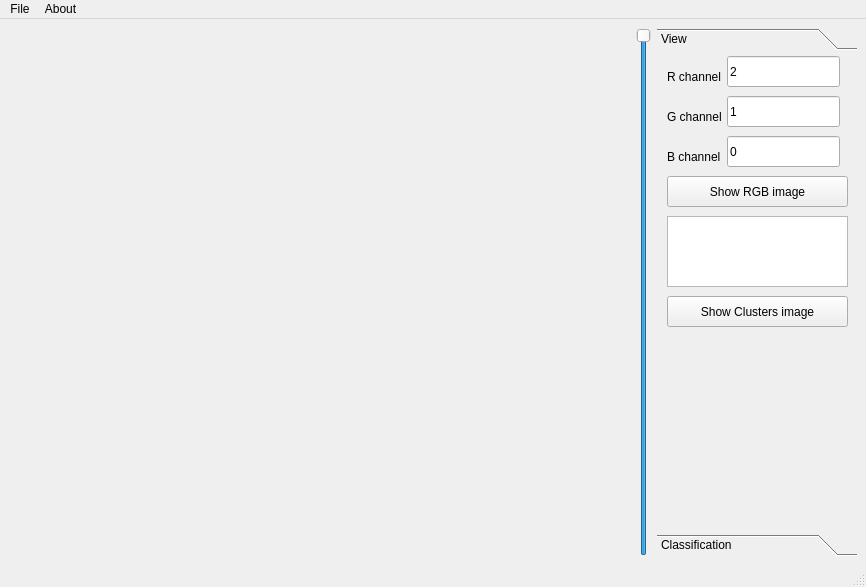
CG-UNN-LAB/HyperSpectralProject, file sources/GUI/mainwindow.ui: the form before one commit.
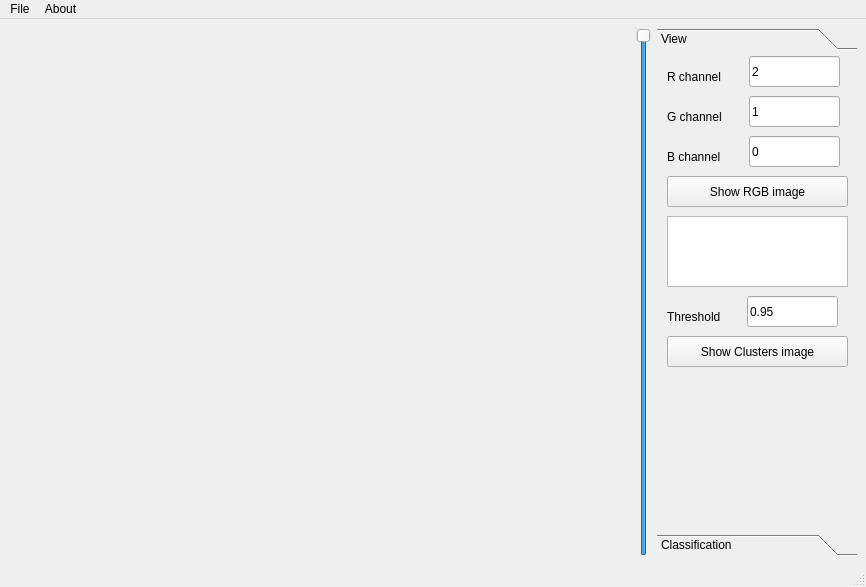
The form after the commit.

Commit message: Add Threshold field

What changed in the file:
```diff
--- a/sources/GUI/mainwindow.ui
+++ b/sources/GUI/mainwindow.ui
@@ -65,7 +65,7 @@
            <x>0</x>
            <y>0</y>
            <width>200</width>
-           <height>472</height>
+           <height>461</height>
           </rect>
          </property>
          <attribute name="label">
@@ -88,7 +88,7 @@
           <property name="geometry">
            <rect>
             <x>10</x>
-            <y>240</y>
+            <y>280</y>
             <width>181</width>
             <height>31</height>
            </rect>
@@ -139,9 +139,9 @@
          <widget class="QLineEdit" name="lineR">
           <property name="geometry">
            <rect>
-            <x>70</x>
+            <x>92</x>
             <y>0</y>
-            <width>113</width>
+            <width>91</width>
             <height>31</height>
            </rect>
           </property>
@@ -152,9 +152,9 @@
          <widget class="QLineEdit" name="lineG">
           <property name="geometry">
            <rect>
-            <x>70</x>
+            <x>92</x>
             <y>40</y>
-            <width>113</width>
+            <width>91</width>
             <height>31</height>
            </rect>
           </property>
@@ -165,9 +165,9 @@
          <widget class="QLineEdit" name="lineB">
           <property name="geometry">
            <rect>
-            <x>70</x>
+            <x>92</x>
             <y>80</y>
-            <width>113</width>
+            <width>91</width>
             <height>31</height>
            </rect>
           </property>
@@ -185,6 +185,32 @@
            </rect>
           </property>
          </widget>
+         <widget class="QLineEdit" name="lineThreshold">
+          <property name="geometry">
+           <rect>
+            <x>90</x>
+            <y>240</y>
+            <width>91</width>
+            <height>31</height>
+           </rect>
+          </property>
+          <property name="text">
+           <string>0.95</string>
+          </property>
+         </widget>
+         <widget class="QLabel" name="label_Threshold">
+          <property name="geometry">
+           <rect>
+            <x>10</x>
+            <y>250</y>
+            <width>81</width>
+            <height>21</height>
+           </rect>
+          </property>
+          <property name="text">
+           <string>Threshold</string>
+          </property>
+         </widget>
         </widget>
         <widget class="QWidget" name="page_classification">
          <property name="geometry">
```
Left out of the diff: 4 changed lines with no effect on the pictures. The commit also changes 1 other file.
